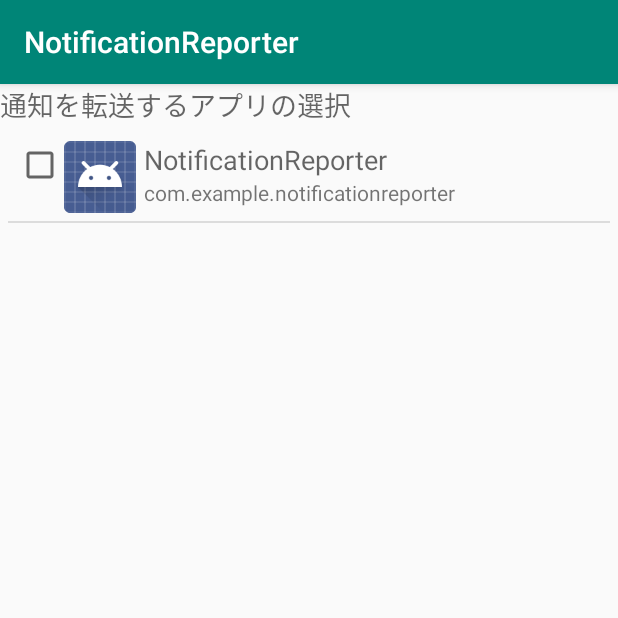
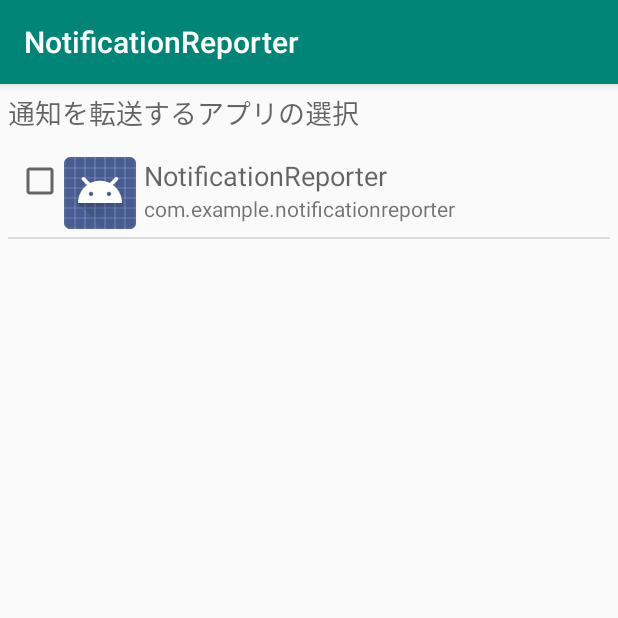
Before and after one commit to poruruba/NotificationReporter, an Android app: the screen it shows after launch (MainActivity), on a phone screen of 412 x 824 dp, the top half of it. Run offline under Robolectric (Android 15) with nearby library versions, the phone set to English and light mode, and no system bars.

Commit message:
Add files via upload

```diff
--- a/Android/NotificationReporter/app/src/main/res/layout/activity_main.xml
+++ b/Android/NotificationReporter/app/src/main/res/layout/activity_main.xml
@@ -11,6 +11,7 @@
         android:layout_width="match_parent"
         android:layout_height="wrap_content"
         android:text="通知を転送するアプリの選択"
+        android:layout_margin="5dp"
         android:textAppearance="@style/TextAppearance.AppCompat.Medium" />
 
     <ListView
```
